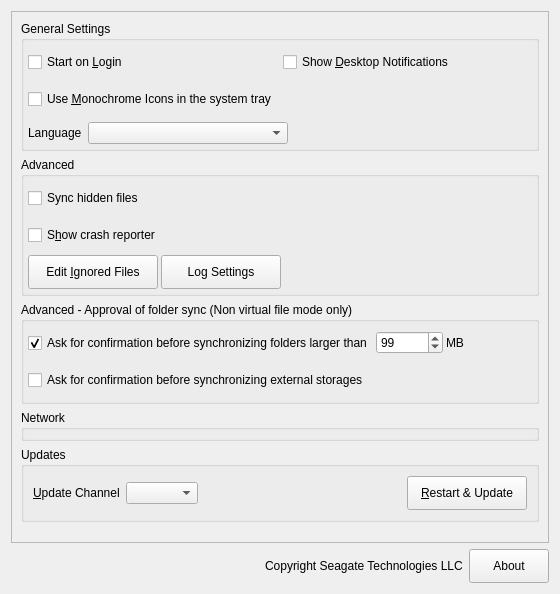
Old version of the form src/gui/generalsettings.ui in the repository CSG-Development/owncloud-client.
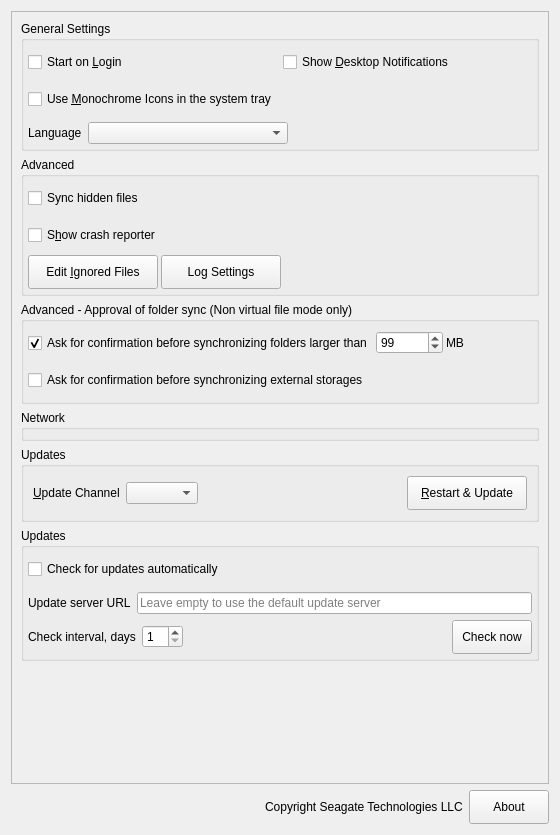
New version of the form. Custom widgets are drawn as their Qt base class.

```diff
--- a/src/gui/generalsettings.ui
+++ b/src/gui/generalsettings.ui
@@ -7,7 +7,7 @@
     <x>0</x>
     <y>0</y>
     <width>560</width>
-    <height>594</height>
+    <height>835</height>
    </rect>
   </property>
   <property name="windowTitle">
@@ -24,8 +24,8 @@
        <rect>
         <x>0</x>
         <y>0</y>
-        <width>544</width>
-        <height>539</height>
+        <width>540</width>
+        <height>775</height>
        </rect>
       </property>
       <layout class="QVBoxLayout" name="verticalLayout_5">
@@ -553,6 +553,126 @@
          </layout>
         </widget>
        </item>
+       <item>
+        <widget class="QGroupBox" name="ifwUpdateGroupBox">
+         <property name="title">
+          <string>Updates</string>
+         </property>
+         <layout class="QVBoxLayout" name="verticalLayout_7">
+          <property name="leftMargin">
+           <number>4</number>
+          </property>
+          <property name="topMargin">
+           <number>4</number>
+          </property>
+          <property name="rightMargin">
+           <number>4</number>
+          </property>
+          <property name="bottomMargin">
+           <number>4</number>
+          </property>
+          <item>
+           <widget class="CCheckBox" name="ifwCheckForUpdatesBox">
+            <property name="minimumSize">
+             <size>
+              <width>0</width>
+              <height>34</height>
+             </size>
+            </property>
+            <property name="maximumSize">
+             <size>
+              <width>16777215</width>
+              <height>34</height>
+             </size>
+            </property>
+            <property name="text">
+             <string>Check for updates automatically</string>
+            </property>
+           </widget>
+          </item>
+          <item>
+           <layout class="QHBoxLayout" name="horizontalLayout_8">
+            <item>
+             <widget class="QLabel" name="ifwUpdateServerLabel">
+              <property name="text">
+               <string>Update server URL</string>
+              </property>
+              <property name="buddy">
+               <cstring>ifwUpdateServerUrlEdit</cstring>
+              </property>
+             </widget>
+            </item>
+            <item>
+             <widget class="QLineEdit" name="ifwUpdateServerUrlEdit">
+              <property name="placeholderText">
+               <string>Leave empty to use the default update server</string>
+              </property>
+             </widget>
+            </item>
+           </layout>
+          </item>
+          <item>
+           <layout class="QHBoxLayout" name="horizontalLayout_9">
+            <item>
+             <widget class="QLabel" name="ifwUpdateIntervalLabel">
+              <property name="text">
+               <string>Check interval, days</string>
+              </property>
+              <property name="buddy">
+               <cstring>ifwUpdateIntervalSpin</cstring>
+              </property>
+             </widget>
+            </item>
+            <item>
+             <widget class="QSpinBox" name="ifwUpdateIntervalSpin">
+              <property name="minimum">
+               <number>1</number>
+              </property>
+              <property name="maximum">
+               <number>30</number>
+              </property>
+             </widget>
+            </item>
+            <item>
+             <spacer name="horizontalSpacer_5">
+              <property name="orientation">
+               <enum>Qt::Orientation::Horizontal</enum>
+              </property>
+              <property name="sizeHint" stdset="0">
+               <size>
+                <width>40</width>
+                <height>20</height>
+               </size>
+              </property>
+             </spacer>
+            </item>
+            <item>
+             <widget class="QPushButton" name="btnCheckNow">
+              <property name="minimumSize">
+               <size>
+                <width>0</width>
+                <height>34</height>
+               </size>
+              </property>
+              <property name="maximumSize">
+               <size>
+                <width>16777215</width>
+                <height>34</height>
+               </size>
+              </property>
+              <property name="cursor">
+               <cursorShape>PointingHandCursor</cursorShape>
+              </property>
+              <property name="text">
+               <string>Check now</string>
+              </property>
+             </widget>
+            </item>
+           </layout>
+          </item>
+         </layout>
+        </widget>
+       </item>
        <item>
         <spacer name="verticalSpacer">
          <property name="orientation">
```
Left out of the diff: 9 changed lines with no effect on the pictures.
